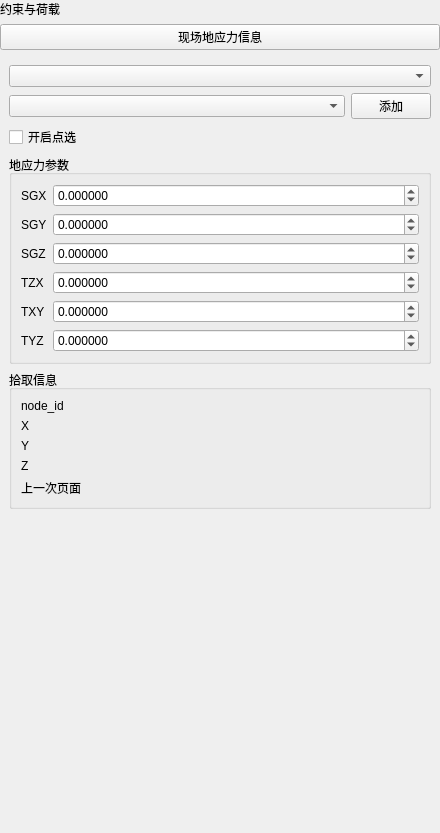
This is plugins/Base_PhysicalField/GeoStressPointPage.ui in asd977/base_cae as Qt 5 draws it before an edit. The edited form follows.
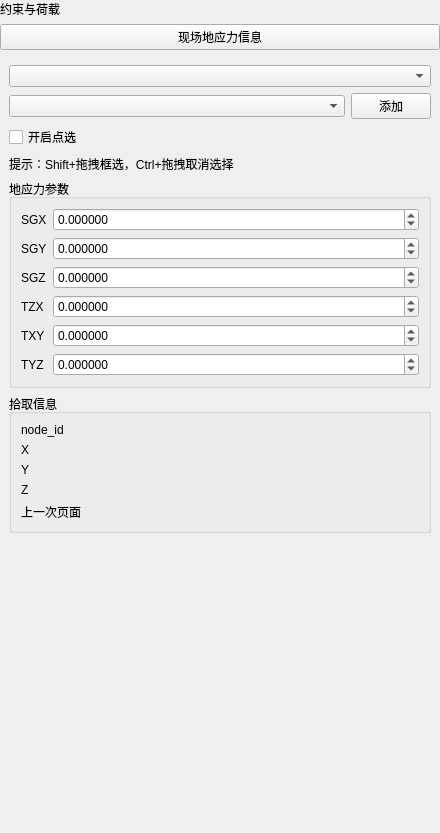
This is the edited form. Custom widgets are drawn as their Qt base class.

Commit message: Add box selection hints to pick pages

Patch:
```diff
--- a/plugins/Base_PhysicalField/GeoStressPointPage.ui
+++ b/plugins/Base_PhysicalField/GeoStressPointPage.ui
@@ -82,6 +82,16 @@
         </property>
        </widget>
       </item>
+      <item>
+       <widget class="QLabel" name="boxSelectHintLabel">
+        <property name="text">
+         <string>提示：Shift+拖拽框选，Ctrl+拖拽取消选择</string>
+        </property>
+        <property name="wordWrap">
+         <bool>true</bool>
+        </property>
+       </widget>
+      </item>
       <item>
        <widget class="QGroupBox" name="groupBoxParams">
         <property name="title">
```
The commit also changes 13 other files.
